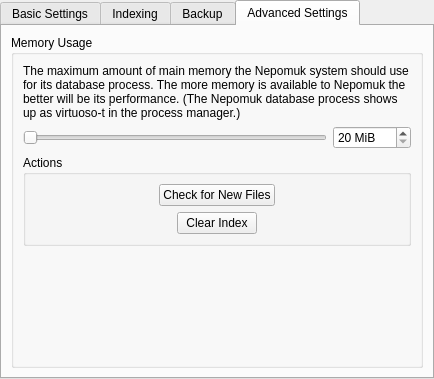
This is nepomuk/kcm/nepomukconfigwidget.ui in KDE/kde-runtime as Qt 5 draws it before an edit. The edited form follows.
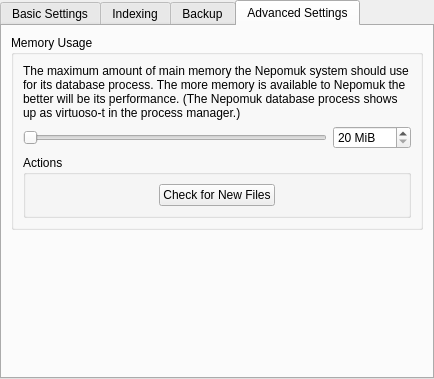
This is the edited form. The open tabs and pages were chosen to show the change. Custom widgets are drawn as their Qt base class.

Commit message:
Revert "[nepomuk] Added a button to the Nepomuk KCM to clear the file index"
In retrospect this was a bad idea. The user doesn't ever need to clear
all the files in the index. Also, this process can take quite some time
and this doesn't even show any kind of progress information.

This reverts commit 27f4f687819493131b41156d67d5452619638ebd.

What changed in the file:
```diff
--- a/nepomuk/kcm/nepomukconfigwidget.ui
+++ b/nepomuk/kcm/nepomukconfigwidget.ui
@@ -680,42 +680,8 @@
                </item>
               </layout>
              </item>
-             <item>
-              <layout class="QHBoxLayout" name="horizontalLayout_9">
-               <item>
-                <spacer name="horizontalSpacer_7">
-                 <property name="orientation">
-                  <enum>Qt::Horizontal</enum>
-                 </property>
-                 <property name="sizeHint" stdset="0">
-                  <size>
-                   <width>40</width>
-                   <height>20</height>
-                  </size>
-                 </property>
-                </spacer>
-               </item>
-               <item>
-                <widget class="QPushButton" name="m_buttonClearIndexedData">
-                 <property name="text">
-                  <string>Clear Index</string>
-                 </property>
-                </widget>
-               </item>
-               <item>
-                <spacer name="horizontalSpacer_8">
-                 <property name="orientation">
-                  <enum>Qt::Horizontal</enum>
-                 </property>
-                 <property name="sizeHint" stdset="0">
-                  <size>
-                   <width>40</width>
-                   <height>20</height>
-                  </size>
-                 </property>
-                </spacer>
-               </item>
-              </layout>
+            </layout>
+           </widget>
              </item>
             </layout>
            </widget>
@@ -732,9 +698,6 @@
              </size>
             </property>
            </spacer>
-          </item>
-         </layout>
-        </widget>
        </item>
       </layout>
      </widget>
```
Lines whose indentation alone changed are shown as unchanged. The commit also changes 2 other files.
